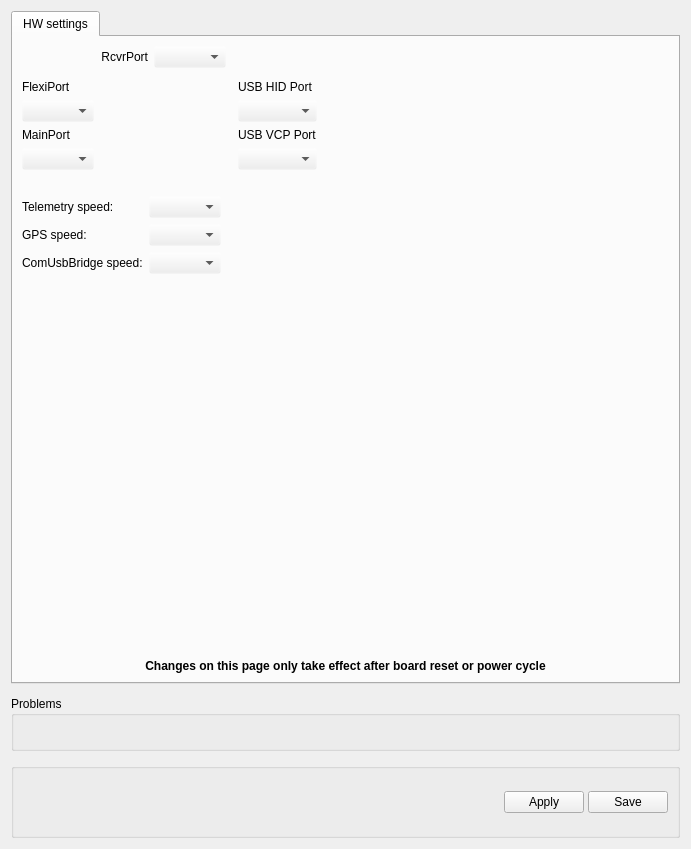
openpilot/OpenPilot, file ground/openpilotgcs/src/plugins/config/cc_hw_settings.ui: the form before one commit.
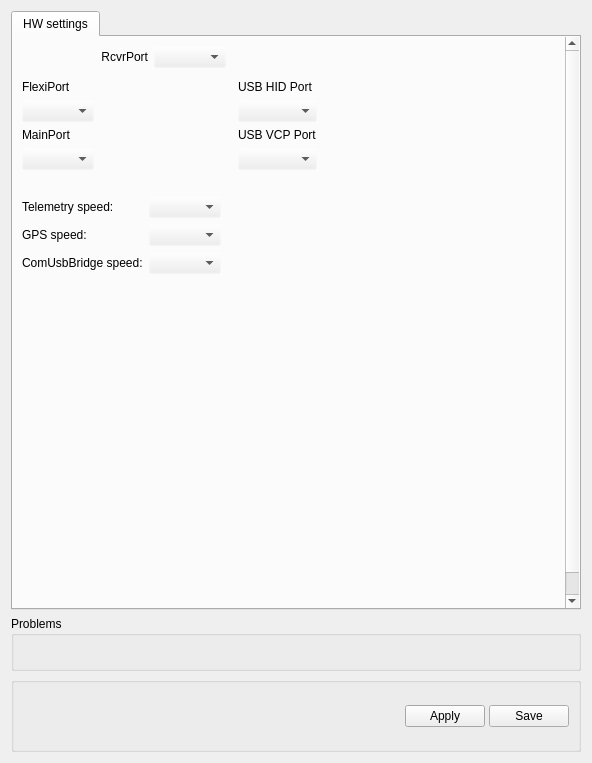
The form after the commit. Icons and pictures are not drawn.

Commit message: fixed the hw settings apply button autofill, removed commented lines from the config_cc_hw_widget.cpp file

The edit to the form file:
```diff
--- a/ground/openpilotgcs/src/plugins/config/cc_hw_settings.ui
+++ b/ground/openpilotgcs/src/plugins/config/cc_hw_settings.ui
@@ -6,17 +6,14 @@
    <rect>
     <x>0</x>
     <y>0</y>
-    <width>691</width>
-    <height>849</height>
+    <width>592</width>
+    <height>763</height>
    </rect>
   </property>
   <property name="windowTitle">
    <string>Form</string>
   </property>
   <layout class="QVBoxLayout" name="verticalLayout_2">
-   <property name="spacing">
-    <number>12</number>
-   </property>
    <item>
     <widget class="QTabWidget" name="tabWidget">
      <property name="currentIndex">
@@ -110,8 +107,8 @@
            <rect>
             <x>0</x>
             <y>0</y>
-            <width>661</width>
-            <height>652</height>
+            <width>547</width>
+            <height>651</height>
            </rect>
           </property>
           <layout class="QVBoxLayout" name="verticalLayout">
@@ -445,12 +442,76 @@
         </item>
         <item>
          <widget class="QPushButton" name="saveTelemetryToRAM">
+          <property name="palette">
+           <palette>
+            <active>
+             <colorrole role="Base">
+              <brush brushstyle="SolidPattern">
+               <color alpha="0">
+                <red>255</red>
+                <green>255</green>
+                <blue>255</blue>
+               </color>
+              </brush>
+             </colorrole>
+             <colorrole role="Window">
+              <brush brushstyle="SolidPattern">
+               <color alpha="255">
+                <red>232</red>
+                <green>232</green>
+                <blue>232</blue>
+               </color>
+              </brush>
+             </colorrole>
+            </active>
+            <inactive>
+             <colorrole role="Base">
+              <brush brushstyle="SolidPattern">
+               <color alpha="0">
+                <red>255</red>
+                <green>255</green>
+                <blue>255</blue>
+               </color>
+              </brush>
+             </colorrole>
+             <colorrole role="Window">
+              <brush brushstyle="SolidPattern">
+               <color alpha="255">
+                <red>232</red>
+                <green>232</green>
+                <blue>232</blue>
+               </color>
+              </brush>
+             </colorrole>
+            </inactive>
+            <disabled>
+             <colorrole role="Base">
+              <brush brushstyle="SolidPattern">
+               <color alpha="255">
+                <red>232</red>
+                <green>232</green>
+                <blue>232</blue>
+               </color>
+              </brush>
+             </colorrole>
+             <colorrole role="Window">
+              <brush brushstyle="SolidPattern">
+               <color alpha="255">
+                <red>232</red>
+                <green>232</green>
+                <blue>232</blue>
+               </color>
+              </brush>
+             </colorrole>
+            </disabled>
+           </palette>
+          </property>
           <property name="toolTip">
            <string>Send to OpenPilot but don't write in SD.
 Beware of not locking yourself out!</string>
           </property>
           <property name="autoFillBackground">
-           <bool>true</bool>
+           <bool>false</bool>
           </property>
           <property name="styleSheet">
            <string notr="true"/>
```
The commit also changes 1 other file.
